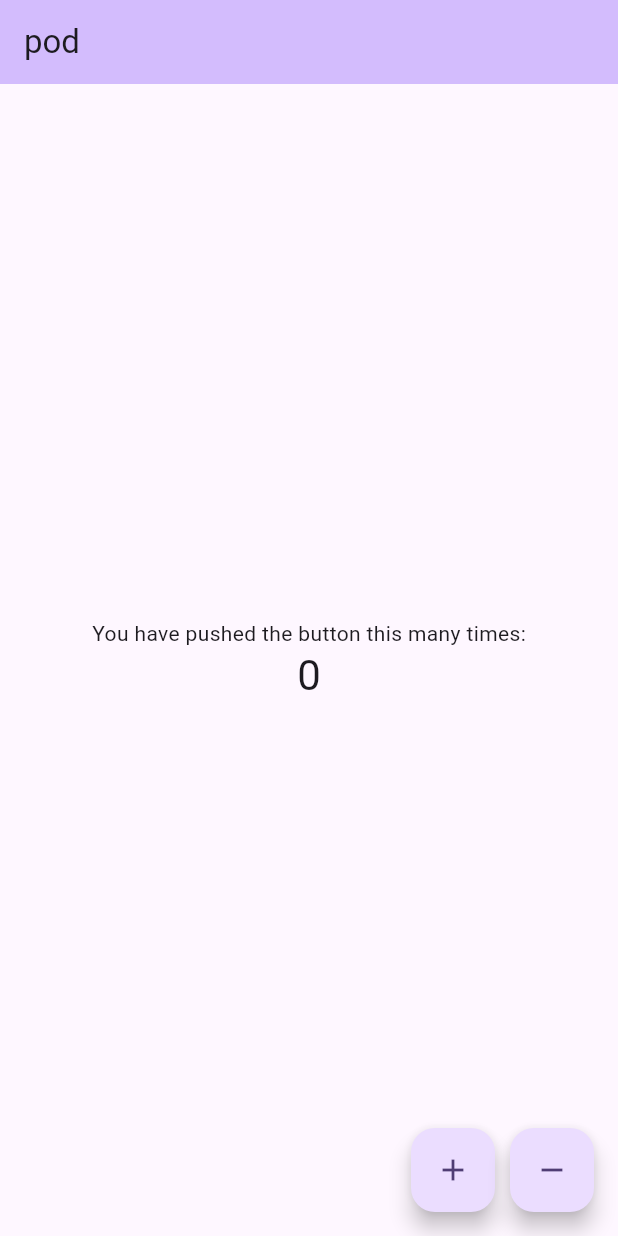
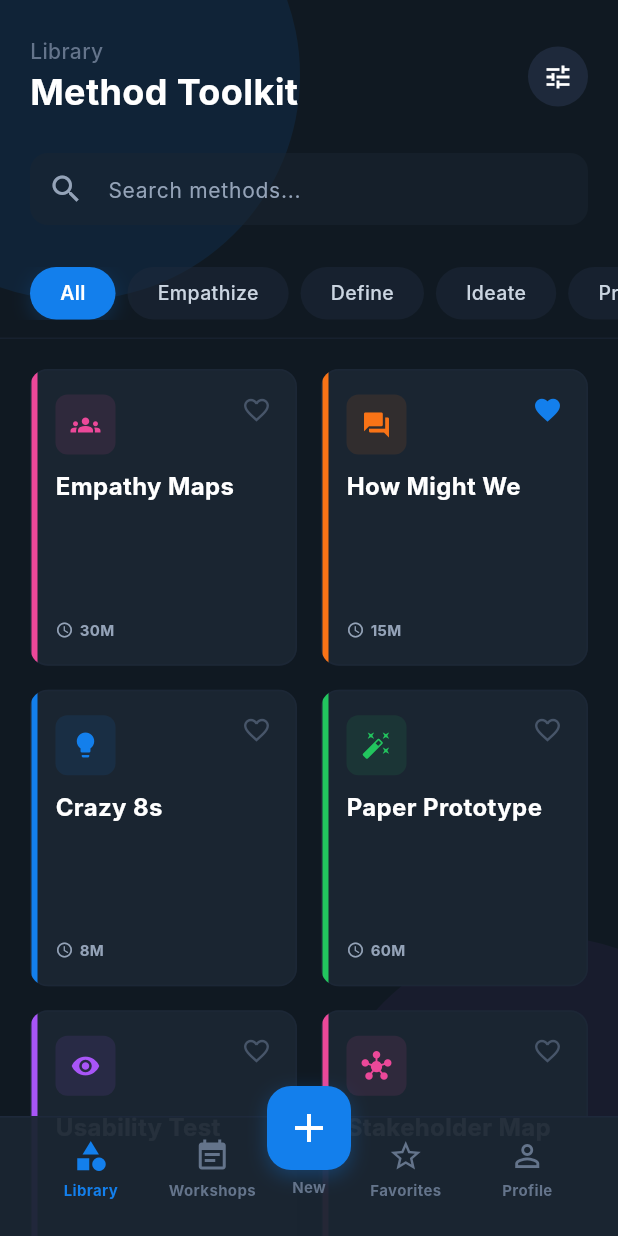
Before and after one commit to andreasofthings/inoapp, a Flutter app: the screen it shows after launch, on a phone screen of 412 x 824 dp. Run offline on Flutter 3.47's test engine with Material 3 defaults, Android fonts, the phone set to English and light mode, and no system bars; Roboto replaces fonts that are missing (Inter).

Commit message:
Implement Method Library Overview screen
- Created `lib/theme.dart` with color palette and app theme.
- Defined `MethodItem` model in `lib/models.dart`.
- Developed modular widgets: `HeaderSection`, `CategoryChips`, `MethodCard`, `AiAssistantCard`, and `CustomBottomNavBar`.
- Integrated all components into `MethodLibraryScreen` in `lib/main.dart`.
- Updated `pubspec.yaml` to match the local Dart SDK version.
- Replaced default counter app tests with a smoke test for the new UI.

Co-authored-by: andreasofthings <1290581+andreasofthings@users.noreply.github.com>

```diff
--- a/lib/main.dart
+++ b/lib/main.dart
@@ -1,4 +1,11 @@
 import 'package:flutter/material.dart';
+import 'theme.dart';
+import 'models.dart';
+import 'widgets/header_section.dart';
+import 'widgets/category_chips.dart';
+import 'widgets/method_card.dart';
+import 'widgets/ai_assistant_card.dart';
+import 'widgets/bottom_nav_bar.dart';
 
 void main() {
   runApp(const PodApp());
@@ -7,128 +14,146 @@ void main() {
 class PodApp extends StatelessWidget {
   const PodApp({super.key});
 
-  // This widget is the root of your application.
   @override
   Widget build(BuildContext context) {
     return MaterialApp(
-      title: 'Flutter Demo',
+      title: 'Method Toolkit',
+      debugShowCheckedModeBanner: false,
       theme: ThemeData(
-        // This is the theme of your application.
-        //
-        // TRY THIS: Try running your application with "flutter run". You'll see
-        // the application has a purple toolbar. Then, without quitting the app,
-        // try changing the seedColor in the colorScheme below to Colors.green
-        // and then invoke "hot reload" (save your changes or press the "hot
-        // reload" button in a Flutter-supported IDE, or press "r" if you used
-        // the command line to start the app).
-        //
-        // Notice that the counter didn't reset back to zero; the application
-        // state is not lost during the reload. To reset the state, use hot
-        // restart instead.
-        //
-        // This works for code too, not just values: Most code changes can be
-        // tested with just a hot reload.
-        colorScheme: .fromSeed(seedColor: Colors.deepPurple),
+        brightness: Brightness.dark,
+        scaffoldBackgroundColor: AppColors.backgroundDark,
+        fontFamily: 'Inter',
       ),
-      home: const PodEntryPage(title: 'pod'),
+      home: const MethodLibraryScreen(),
     );
   }
 }
 
-class PodEntryPage extends StatefulWidget {
-  const PodEntryPage({super.key, required this.title});
-
-  // This widget is the home page of your application. It is stateful, meaning
-  // that it has a State object (defined below) that contains fields that affect
-  // how it looks.
-
-  // This class is the configuration for the state. It holds the values (in this
-  // case the title) provided by the parent (in this case the App widget) and
-  // used by the build method of the State. Fields in a Widget subclass are
-  // always marked "final".
-
-  final String title;
-
-  @override
-  State<PodEntryPage> createState() => _PodEntryPageState();
-}
-
-class _PodEntryPageState extends State<PodEntryPage> {
-  int _counter = 0;
-
-  void _incrementCounter() {
-    setState(() {
-      _counter++;
-    });
-  }
-
-  void _decrementCounter() {
-    setState(() {
-      _counter--;
-    });
-  }
+class MethodLibraryScreen extends StatelessWidget {
+  const MethodLibraryScreen({super.key});
 
   @override
   Widget build(BuildContext context) {
-    // This method is rerun every time setState is called, for instance as done
-    // by the _incrementCounter method above.
-    //
-    // The Flutter framework has been optimized to make rerunning build methods
-    // fast, so that you can just rebuild anything that needs updating rather
-    // than having to individually change instances of widgets.
+    final List<MethodItem> methods = [
+      const MethodItem(
+        title: 'Empathy Maps',
+        duration: '30M',
+        icon: Icons.groups,
+        accentColor: AppColors.accentPink,
+      ),
+      const MethodItem(
+        title: 'How Might We',
+        duration: '15M',
+        icon: Icons.question_answer,
+        accentColor: AppColors.accentOrange,
+        isFavorite: true,
+      ),
+      const MethodItem(
+        title: 'Crazy 8s',
+        duration: '8M',
+        icon: Icons.lightbulb,
+        accentColor: AppColors.primary,
+      ),
+      const MethodItem(
+        title: 'Paper Prototype',
+        duration: '60M',
+        icon: Icons.auto_fix_high,
+        accentColor: AppColors.accentGreen,
+      ),
+      const MethodItem(
+        title: 'Usability Test',
+        duration: '45M',
+        icon: Icons.visibility,
+        accentColor: AppColors.accentPurple,
+      ),
+      const MethodItem(
+        title: 'Stakeholder Map',
+        duration: '30M',
+        icon: Icons.hub,
+        accentColor: AppColors.accentPink,
+      ),
+      const MethodItem(
+        title: 'Journey Map',
+        duration: '90M',
+        icon: Icons.route,
+        accentColor: AppColors.accentOrange,
+      ),
+      const MethodItem(
+        title: 'Dot Voting',
+        duration: '10M',
+        icon: Icons.radio_button_checked,
+        accentColor: AppColors.primary,
+        isFavorite: true,
+      ),
+    ];
+
     return Scaffold(
-      appBar: AppBar(
-        // TRY THIS: Try changing the color here to a specific color (to
-        // Colors.amber, perhaps?) and trigger a hot reload to see the AppBar
-        // change color while the other colors stay the same.
-        backgroundColor: Theme.of(context).colorScheme.inversePrimary,
-        // Here we take the value from the MyHomePage object that was created by
-        // the App.build method, and use it to set our appbar title.
-        title: Text(widget.title),
-      ),
-      body: Center(
-        // Center is a layout widget. It takes a single child and positions it
-        // in the middle of the parent.
-        child: Column(
-          // Column is also a layout widget. It takes a list of children and
-          // arranges them vertically. By default, it sizes itself to fit its
-          // children horizontally, and tries to be as tall as its parent.
-          //
-          // Column has various properties to control how it sizes itself and
-          // how it positions its children. Here we use mainAxisAlignment to
-          // center the children vertically; the main axis here is the vertical
-          // axis because Columns are vertical (the cross axis would be
-          // horizontal).
-          //
-          // TRY THIS: Invoke "debug painting" (choose the "Toggle Debug Paint"
-          // action in the IDE, or press "p" in the console), to see the
-          // wireframe for each widget.
-          mainAxisAlignment: MainAxisAlignment.center,
-          children: <Widget>[
-            const Text('You have pushed the button this many times:'),
-            Text(
-              '$_counter',
-              style: Theme.of(context).textTheme.headlineMedium,
+      body: Stack(
+        children: [
+          // Background decorative elements
+          Positioned(
+            top: -100,
+            left: -100,
+            child: Container(
+              width: 300,
+              height: 300,
+              decoration: BoxDecoration(
+                color: AppColors.primary.withOpacity(0.1),
+                shape: BoxShape.circle,
+              ),
             ),
-          ],
-        ),
-      ),
-      floatingActionButton: Row(
-        mainAxisAlignment: MainAxisAlignment.end,
-        children: [
-          FloatingActionButton(
-            onPressed: _incrementCounter,
-            tooltip: 'Increment',
-            child: const Icon(Icons.add),
           ),
-          const SizedBox(width: 10),
-          FloatingActionButton(
-            onPressed: _decrementCounter,
-            tooltip: 'Decrement',
-            child: const Icon(Icons.remove),
+          Positioned(
+            bottom: -100,
+            right: -100,
+            child: Container(
+              width: 300,
+              height: 300,
+              decoration: BoxDecoration(
+                color: AppColors.accentPurple.withOpacity(0.05),
+                shape: BoxShape.circle,
+              ),
+            ),
+          ),
+          SafeArea(
+            bottom: false,
+            child: Column(
+              children: [
+                const HeaderSection(),
+                const CategoryChips(),
+                Expanded(
+                  child: ListView(
+                    padding: const EdgeInsets.fromLTRB(20, 20, 20, 120),
+                    children: [
+                      GridView.builder(
+                        shrinkWrap: true,
+                        physics: const NeverScrollableScrollPhysics(),
+                        gridDelegate: const SliverGridDelegateWithFixedCrossAxisCount(
+                          crossAxisCount: 2,
+                          crossAxisSpacing: 16,
+                          mainAxisSpacing: 16,
+                          childAspectRatio: 0.9,
+                        ),
+                        itemCount: methods.length,
+                        itemBuilder: (context, index) {
+                          return MethodCard(item: methods[index]);
+                        },
+                      ),
+                      const AiAssistantCard(),
+                    ],
+                  ),
+                ),
+              ],
+            ),
+          ),
+          const Positioned(
+            bottom: 0,
+            left: 0,
+            right: 0,
+            child: CustomBottomNavBar(),
           ),
         ],
-      ), // This trailing comma makes auto-formatting nicer for build methods.
+      ),
     );
   }
 }
--- /dev/null
+++ b/lib/models.dart
@@ -0,0 +1,17 @@
+import 'package:flutter/material.dart';
+
+class MethodItem {
+  final String title;
+  final String duration;
+  final IconData icon;
+  final Color accentColor;
+  final bool isFavorite;
+
+  const MethodItem({
+    required this.title,
+    required this.duration,
+    required this.icon,
+    required this.accentColor,
+    this.isFavorite = false,
+  });
+}
--- /dev/null
+++ b/lib/theme.dart
@@ -0,0 +1,19 @@
+import 'package:flutter/material.dart';
+
+class AppColors {
+  static const Color primary = Color(0xFF137FEC);
+  static const Color backgroundLight = Color(0xFFF6F7F8);
+  static const Color backgroundDark = Color(0xFF101922);
+  static const Color cardDark = Color(0xFF1A2531);
+  static const Color accentPink = Color(0xFFEC4899);
+  static const Color accentOrange = Color(0xFFF97316);
+  static const Color accentGreen = Color(0xFF22C55E);
+  static const Color accentPurple = Color(0xFFA855F7);
+  static const Color textSlate900 = Color(0xFF0F172A);
+  static const Color textSlate500 = Color(0xFF64748B);
+  static const Color textSlate400 = Color(0xFF94A3B8);
+  static const Color textSlate300 = Color(0xFFCBD5E1);
+  static const Color textSlate600 = Color(0xFF475569);
+  static const Color borderSlate200 = Color(0xFFE2E8F0);
+  static const Color borderSlate800 = Color(0xFF1E293B);
+}
--- /dev/null
+++ b/lib/widgets/ai_assistant_card.dart
@@ -0,0 +1,94 @@
+import 'package:flutter/material.dart';
+import '../theme.dart';
+
+class AiAssistantCard extends StatelessWidget {
+  const AiAssistantCard({super.key});
+
+  @override
+  Widget build(BuildContext context) {
+    return Container(
+      margin: const EdgeInsets.symmetric(vertical: 24),
+      height: 160,
+      clipBehavior: Clip.antiAlias,
+      decoration: BoxDecoration(
+        color: AppColors.primary.withOpacity(0.1),
+        borderRadius: BorderRadius.circular(24),
+        border: Border.all(
+          color: AppColors.primary.withOpacity(0.2),
+        ),
+      ),
+      child: Stack(
+        children: [
+          Positioned(
+            right: -20,
+            top: -20,
+            child: Container(
+              width: 130,
+              height: 130,
+              decoration: BoxDecoration(
+                color: AppColors.primary.withOpacity(0.2),
+                shape: BoxShape.circle,
+              ),
+            ),
+          ),
+          Container(
+            decoration: BoxDecoration(
+              gradient: LinearGradient(
+                begin: Alignment.bottomLeft,
+                end: Alignment.topRight,
+                colors: [
+                  AppColors.primary.withOpacity(0.3),
+                  Colors.transparent,
+                ],
+              ),
+            ),
+          ),
+          Padding(
+            padding: const EdgeInsets.all(24.0),
+            child: Column(
+              crossAxisAlignment: CrossAxisAlignment.start,
+              mainAxisAlignment: MainAxisAlignment.end,
+              children: [
+                const Text(
+                  'AI Assistant',
+                  style: TextStyle(
+                    color: Colors.white,
+                    fontSize: 18,
+                    fontWeight: FontWeight.bold,
+                  ),
+                ),
+                const SizedBox(height: 4),
+                const Text(
+                  'Need a workshop plan tailored for your team?',
+                  style: TextStyle(
+                    color: AppColors.textSlate300,
+                    fontSize: 14,
+                  ),
+                ),
+                const SizedBox(height: 12),
+                Row(
+                  children: const [
+                    Text(
+                      'Try AI Builder',
+                      style: TextStyle(
+                        color: AppColors.primary,
+                        fontSize: 14,
+                        fontWeight: FontWeight.bold,
+                      ),
+                    ),
+                    SizedBox(width: 4),
+                    Icon(
+                      Icons.arrow_forward,
+                      color: AppColors.primary,
+                      size: 14,
+                    ),
+                  ],
+                ),
+              ],
+            ),
+          ),
+        ],
+      ),
+    );
+  }
+}
--- /dev/null
+++ b/lib/widgets/bottom_nav_bar.dart
@@ -0,0 +1,99 @@
+import 'package:flutter/material.dart';
+import '../theme.dart';
+
+class CustomBottomNavBar extends StatelessWidget {
+  const CustomBottomNavBar({super.key});
+
+  @override
+  Widget build(BuildContext context) {
+    return SizedBox(
+      height: 100,
+      child: Stack(
+        alignment: Alignment.bottomCenter,
+        children: [
+          Container(
+            height: 80,
+            decoration: BoxDecoration(
+              color: AppColors.cardDark.withOpacity(0.95),
+              border: const Border(
+                top: BorderSide(color: AppColors.borderSlate800, width: 1),
+              ),
+            ),
+            padding: const EdgeInsets.fromLTRB(20, 0, 20, 10),
+            child: Row(
+              mainAxisAlignment: MainAxisAlignment.spaceBetween,
+              children: [
+                _buildNavItem(Icons.category, 'Library', isSelected: true),
+                _buildNavItem(Icons.event_note, 'Workshops'),
+                const SizedBox(width: 48), // Spacer for the Add button
+                _buildNavItem(Icons.star_border, 'Favorites'),
+                _buildNavItem(Icons.person_outline, 'Profile'),
+              ],
+            ),
+          ),
+          Positioned(
+            top: 0,
+            child: _buildAddButton(),
+          ),
+        ],
+      ),
+    );
+  }
+
+  Widget _buildNavItem(IconData icon, String label, {bool isSelected = false}) {
+    return Expanded(
+      child: Column(
+        mainAxisAlignment: MainAxisAlignment.center,
+        children: [
+          Icon(
+            icon,
+            color: isSelected ? AppColors.primary : AppColors.textSlate500,
+            size: 24,
+          ),
+          const SizedBox(height: 4),
+          Text(
+            label,
+            style: TextStyle(
+              color: isSelected ? AppColors.primary : AppColors.textSlate500,
+              fontSize: 10,
+              fontWeight: FontWeight.bold,
+            ),
+          ),
+        ],
+      ),
+    );
+  }
+
+  Widget _buildAddButton() {
+    return Column(
+      mainAxisSize: MainAxisSize.min,
+      children: [
+        Container(
+          width: 56,
+          height: 56,
+          decoration: BoxDecoration(
+            color: AppColors.primary,
+            borderRadius: BorderRadius.circular(16),
+            boxShadow: [
+              BoxShadow(
+                color: AppColors.primary.withOpacity(0.3),
+                blurRadius: 10,
+                offset: const Offset(0, 4),
+              ),
+            ],
+          ),
+          child: const Icon(Icons.add, color: Colors.white, size: 32),
+        ),
+        const SizedBox(height: 4),
+        const Text(
+          'New',
+          style: TextStyle(
+            color: AppColors.textSlate500,
+            fontSize: 10,
+            fontWeight: FontWeight.bold,
+          ),
+        ),
+      ],
+    );
+  }
+}
--- /dev/null
+++ b/lib/widgets/category_chips.dart
@@ -0,0 +1,66 @@
+import 'package:flutter/material.dart';
+import '../theme.dart';
+
+class CategoryChips extends StatelessWidget {
+  const CategoryChips({super.key});
+
+  final List<String> categories = const [
+    'All',
+    'Empathize',
+    'Define',
+    'Ideate',
+    'Prototype',
+    'Test'
+  ];
+
+  @override
+  Widget build(BuildContext context) {
+    return Container(
+      height: 60,
+      padding: const EdgeInsets.symmetric(vertical: 12),
+      decoration: BoxDecoration(
+        border: Border(
+          bottom: BorderSide(
+            color: AppColors.borderSlate800.withOpacity(0.5),
+            width: 1,
+          ),
+        ),
+      ),
+      child: ListView.separated(
+        padding: const EdgeInsets.symmetric(horizontal: 20),
+        scrollDirection: Axis.horizontal,
+        itemCount: categories.length,
+        separatorBuilder: (context, index) => const SizedBox(width: 8),
+        itemBuilder: (context, index) {
+          final isSelected = index == 0;
+          return Container(
+            padding: const EdgeInsets.symmetric(horizontal: 20, vertical: 8),
+            decoration: BoxDecoration(
+              color: isSelected ? AppColors.primary : AppColors.borderSlate800.withOpacity(0.5),
+              borderRadius: BorderRadius.circular(20),
+              boxShadow: isSelected
+                  ? [
+                      BoxShadow(
+                        color: AppColors.primary.withOpacity(0.2),
+                        blurRadius: 10,
+                        offset: const Offset(0, 4),
+                      )
+                    ]
+                  : null,
+            ),
+            child: Center(
+              child: Text(
+                categories[index],
+                style: TextStyle(
+                  color: isSelected ? Colors.white : AppColors.textSlate300,
+                  fontSize: 13,
+                  fontWeight: isSelected ? FontWeight.w600 : FontWeight.w500,
+                ),
+              ),
+            ),
+          );
+        },
+      ),
+    );
+  }
+}
--- /dev/null
+++ b/lib/widgets/header_section.dart
@@ -0,0 +1,73 @@
+import 'package:flutter/material.dart';
+import '../theme.dart';
+
+class HeaderSection extends StatelessWidget {
+  const HeaderSection({super.key});
+
+  @override
+  Widget build(BuildContext context) {
+    return Padding(
+      padding: const EdgeInsets.fromLTRB(20, 24, 20, 16),
+      child: Column(
+        crossAxisAlignment: CrossAxisAlignment.start,
+        children: [
+          Row(
+            mainAxisAlignment: MainAxisAlignment.spaceBetween,
+            children: [
+              Column(
+                crossAxisAlignment: CrossAxisAlignment.start,
+                children: const [
+                  Text(
+                    'Library',
+                    style: TextStyle(
+                      color: AppColors.textSlate500,
+                      fontSize: 14,
+                      fontWeight: FontWeight.w500,
+                    ),
+                  ),
+                  Text(
+                    'Method Toolkit',
+                    style: TextStyle(
+                      color: Colors.white,
+                      fontSize: 24,
+                      fontWeight: FontWeight.bold,
+                    ),
+                  ),
+                ],
+              ),
+              Container(
+                width: 40,
+                height: 40,
+                decoration: const BoxDecoration(
+                  color: AppColors.borderSlate800,
+                  shape: BoxShape.circle,
+                ),
+                child: const Icon(
+                  Icons.tune,
+                  color: Colors.white,
+                  size: 20,
+                ),
+              ),
+            ],
+          ),
+          const SizedBox(height: 24),
+          TextField(
+            decoration: InputDecoration(
+              hintText: 'Search methods...',
+              hintStyle: const TextStyle(color: AppColors.textSlate400, fontSize: 14),
+              prefixIcon: const Icon(Icons.search, color: AppColors.textSlate400),
+              filled: true,
+              fillColor: AppColors.cardDark.withOpacity(0.5),
+              border: OutlineInputBorder(
+                borderRadius: BorderRadius.circular(12),
+                borderSide: BorderSide.none,
+              ),
+              contentPadding: const EdgeInsets.symmetric(vertical: 12),
+            ),
+            style: const TextStyle(color: Colors.white),
+          ),
+        ],
+      ),
+    );
+  }
+}
--- /dev/null
+++ b/lib/widgets/method_card.dart
@@ -0,0 +1,99 @@
+import 'package:flutter/material.dart';
+import '../models.dart';
+import '../theme.dart';
+
+class MethodCard extends StatelessWidget {
+  final MethodItem item;
+
+  const MethodCard({super.key, required this.item});
+
+  @override
+  Widget build(BuildContext context) {
+    return Container(
+      decoration: BoxDecoration(
+        color: AppColors.cardDark,
+        borderRadius: BorderRadius.circular(12),
+        border: Border.all(
+          color: AppColors.borderSlate800.withOpacity(0.5),
+        ),
+      ),
+      clipBehavior: Clip.antiAlias,
+      child: Stack(
+        children: [
+          Positioned(
+            left: 0,
+            top: 0,
+            bottom: 0,
+            width: 4,
+            child: Container(color: item.accentColor),
+          ),
+          Padding(
+            padding: const EdgeInsets.all(16.0),
+            child: Column(
+              crossAxisAlignment: CrossAxisAlignment.start,
+              children: [
+                Row(
+                  mainAxisAlignment: MainAxisAlignment.spaceBetween,
+                  crossAxisAlignment: CrossAxisAlignment.start,
+                  children: [
+                    Container(
+                      width: 40,
+                      height: 40,
+                      decoration: BoxDecoration(
+                        color: item.accentColor.withOpacity(0.1),
+                        borderRadius: BorderRadius.circular(8),
+                      ),
+                      child: Icon(
+                        item.icon,
+                        color: item.accentColor,
+                        size: 20,
+                      ),
+                    ),
+                    Icon(
+                      item.isFavorite ? Icons.favorite : Icons.favorite_border,
+                      color: item.isFavorite ? AppColors.primary : AppColors.textSlate600,
+                      size: 20,
+                    ),
+                  ],
+                ),
+                const SizedBox(height: 12),
+                Expanded(
+                  child: Text(
+                    item.title,
+                    style: const TextStyle(
+                      color: Colors.white,
+                      fontSize: 16,
+                      fontWeight: FontWeight.bold,
+                      height: 1.2,
+                    ),
+                    maxLines: 2,
+                    overflow: TextOverflow.ellipsis,
+                  ),
+                ),
+                const SizedBox(height: 8),
+                Row(
+                  children: [
+                    const Icon(
+                      Icons.schedule,
+                      color: AppColors.textSlate400,
+                      size: 12,
+                    ),
+                    const SizedBox(width: 4),
+                    Text(
+                      item.duration,
+                      style: const TextStyle(
+                        color: AppColors.textSlate400,
+                        fontSize: 10,
+                        fontWeight: FontWeight.bold,
+                      ),
+                    ),
+                  ],
+                ),
+              ],
+            ),
+          ),
+        ],
+      ),
+    );
+  }
+}
--- a/pubspec.yaml
+++ b/pubspec.yaml
@@ -19,7 +19,7 @@ publish_to: 'none' # Remove this line if you wish to publish to pub.dev
 version: 1.0.0+1
 
 environment:
-  sdk: ^3.10.8
+  sdk: ^3.10.7
 
 # Dependencies specify other packages that your package needs in order to work.
 # To automatically upgrade your package dependencies to the latest versions
```
Also changed, not shown: pubspec.lock, 1 other file.
